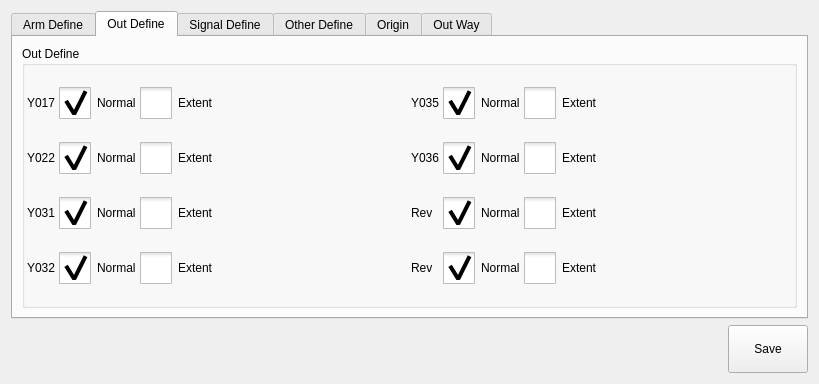
This is hcsettings/icstructdefineframe.ui in dongdong-2009/3-5AxisRobot as Qt 5 draws it before an edit. The edited form follows.
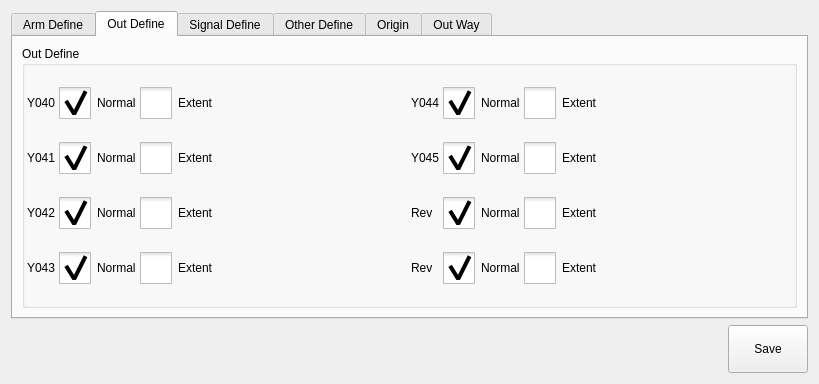
This is the edited form. The open tabs and pages were chosen to show the change. Icons and pictures are not drawn. Custom widgets are drawn as their Qt base class.

Diff of the .ui file:
```diff
--- a/hcsettings/icstructdefineframe.ui
+++ b/hcsettings/icstructdefineframe.ui
@@ -966,21 +966,21 @@
           <item row="0" column="0">
            <widget class="QLabel" name="label">
             <property name="text">
-             <string notr="true">Y017</string>
+             <string notr="true">Y040</string>
             </property>
            </widget>
           </item>
           <item row="0" column="4">
            <widget class="QLabel" name="label_8">
             <property name="text">
-             <string notr="true">Y035</string>
+             <string notr="true">Y044</string>
             </property>
            </widget>
           </item>
           <item row="1" column="0">
            <widget class="QLabel" name="label_2">
             <property name="text">
-             <string notr="true">Y022</string>
+             <string notr="true">Y041</string>
             </property>
            </widget>
           </item>
@@ -1020,14 +1020,14 @@
           <item row="1" column="4">
            <widget class="QLabel" name="label_9">
             <property name="text">
-             <string notr="true">Y036</string>
+             <string notr="true">Y045</string>
             </property>
            </widget>
           </item>
           <item row="2" column="0">
            <widget class="QLabel" name="label_3">
             <property name="text">
-             <string notr="true">Y031</string>
+             <string notr="true">Y042</string>
             </property>
            </widget>
           </item>
@@ -1041,7 +1041,7 @@
           <item row="3" column="0">
            <widget class="QLabel" name="label_4">
             <property name="text">
-             <string notr="true">Y032</string>
+             <string notr="true">Y043</string>
             </property>
            </widget>
           </item>
```
Left out of the diff: 3 changed lines with no effect on the pictures.
